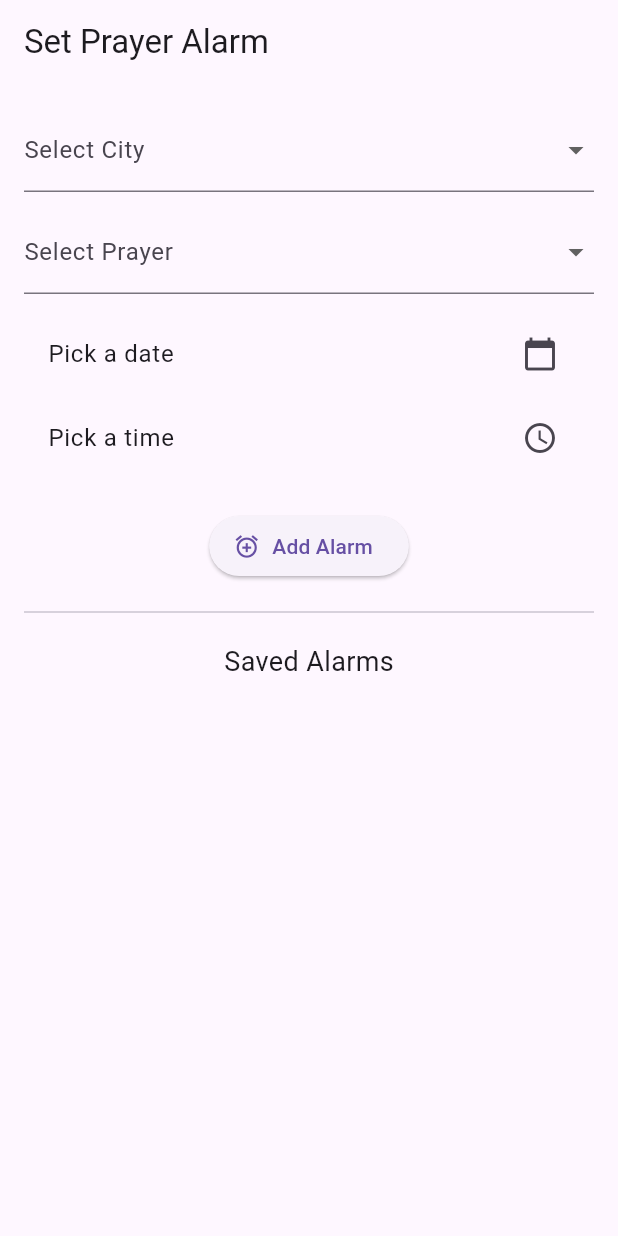
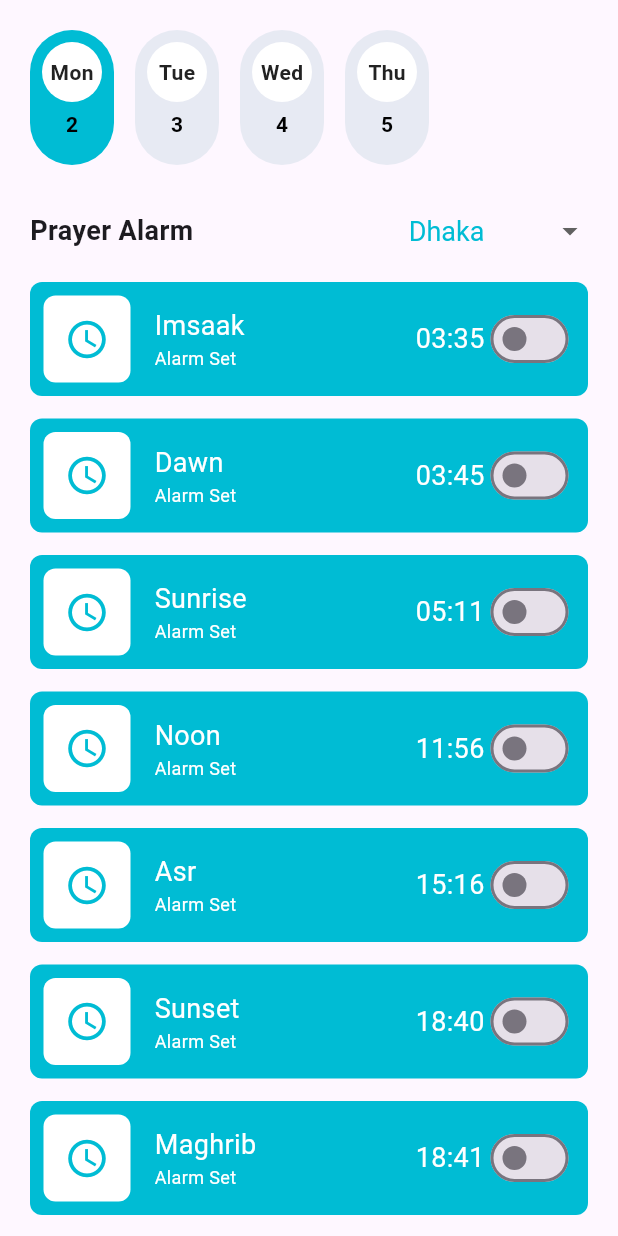
Before and after one commit to alazad214/schedule_alarm_practice, a Flutter app: the screen it shows after launch, on a phone screen of 412 x 824 dp. Run offline on Flutter 3.47's test engine with Material 3 defaults, Android fonts, the phone set to English and light mode, and no system bars; our stand-ins replace csv, flutter_local_notifications, get, permission_handler, sqflite, timezone; missing offline and left inert: alarm; accounts and stored records are empty.

Commit message:
pryaer functionality & design added

```diff
--- a/lib/main.dart
+++ b/lib/main.dart
@@ -1,6 +1,7 @@
 import 'package:alarm/alarm.dart';
-import 'package:alarm_app/features/alarm_screen.dart';
+import 'package:alarm_app/prayer_alarm/views/alarm_screen.dart';
 import 'package:flutter/material.dart';
+import 'package:get/get_navigation/src/root/get_material_app.dart';
 import 'helper/notification_helper.dart';
 
 void main() async {
@@ -16,10 +17,10 @@ class MyApp extends StatelessWidget {
 
   @override
   Widget build(BuildContext context) {
-    return MaterialApp(
+    return GetMaterialApp(
       title: 'Notification App',
       debugShowCheckedModeBanner: false,
-      home: AlarmScreen(),
+      home: PrayerAlarmScreen(),
     );
   }
 }
--- /dev/null
+++ b/lib/prayer_alarm/model/prayer_time_model.dart
@@ -0,0 +1,61 @@
+class PrayerTimeModel {
+  final String city;
+  final String date;
+  final String day;
+  final Map<String, String> times;
+
+  PrayerTimeModel({
+    required this.city,
+    required this.date,
+    required this.day,
+    required this.times,
+  });
+
+  factory PrayerTimeModel.fromList(List<dynamic> row) {
+    return PrayerTimeModel(
+      city: row[0],
+      date: row[1],
+      day: row[2],
+      times: {
+        'Imsaak': row[3],
+        'Dawn': row[4],
+        'Sunrise': row[5],
+        'Noon': row[6],
+        'Asr': row[7],
+        'Sunset': row[8],
+        'Maghrib': row[9],
+        'Midnight': row[10],
+      },
+    );
+  }
+}
+
+class AlarmModel {
+  final String city;
+  final String date;
+  final String prayerName;
+  final bool isEnabled;
+
+  AlarmModel({
+    required this.city,
+    required this.date,
+    required this.prayerName,
+    required this.isEnabled,
+  });
+
+  Map<String, dynamic> toMap() => {
+    'city': city,
+    'date': date,
+    'prayerName': prayerName,
+    'isEnabled': isEnabled ? 1 : 0,
+  };
+
+  factory AlarmModel.fromMap(Map<String, dynamic> map) {
+    return AlarmModel(
+      city: map['city'],
+      date: map['date'],
+      prayerName: map['prayerName'],
+      isEnabled: map['isEnabled'] == 1,
+    );
+  }
+}
--- /dev/null
+++ b/lib/prayer_alarm/views/alarm_screen.dart
@@ -0,0 +1,184 @@
+import 'dart:io';
+import 'package:alarm/alarm.dart';
+import 'package:alarm/model/volume_settings.dart';
+import 'package:alarm_app/prayer_alarm/widgets/seven_days_widget.dart';
+import 'package:flutter/material.dart';
+
+import 'package:get/get.dart';
+import '../controller/prayer_time_controller.dart';
+import '../widgets/city_dropdown.dart';
+import '../widgets/prayer_time_card.dart';
+
+class PrayerAlarmScreen extends StatefulWidget {
+  const PrayerAlarmScreen({super.key});
+
+  @override
+  State<PrayerAlarmScreen> createState() => _PrayerAlarmScreenState();
+}
+
+class _PrayerAlarmScreenState extends State<PrayerAlarmScreen> {
+  final controller = Get.put(PrayerTimeController());
+  int generateAlarmId(String city, String date, String prayerName) {
+    return (city + date + prayerName).hashCode;
+  }
+
+  DateTime parsePrayerTime(String time, DateTime date) {
+    final parts = time.split(':');
+    final hour = int.parse(parts[0]);
+    final minute = int.parse(parts[1]);
+    return DateTime(date.year, date.month, date.day, hour, minute);
+  }
+
+  @override
+  Widget build(BuildContext context) {
+    return Scaffold(
+      body: SafeArea(
+        child: SingleChildScrollView(
+          padding: const EdgeInsets.all(20),
+          child: Obx(
+            () => Column(
+              crossAxisAlignment: CrossAxisAlignment.start,
+              children: [
+                if (controller.availableDates.isNotEmpty)
+                  SevenDaySelector(
+                    dates:
+                        controller.availableDates
+                            .map((d) => "${d.day}")
+                            .toList(),
+                    days:
+                        controller.availableDates
+                            .map(
+                              (d) =>
+                                  [
+                                    'Sun',
+                                    'Mon',
+                                    'Tue',
+                                    'Wed',
+                                    'Thu',
+                                    'Fri',
+                                    'Sat',
+                                  ][d.weekday % 7],
+                            )
+                            .toList(),
+                    selectedIndex: controller.selectedDays.value,
+                    onDateSelected: controller.onDateSelected,
+                    selectedContainerColor: Colors.cyan,
+                    unselectedContainerColor: const Color(0x19187488),
+                    selectedTextColor: Colors.black,
+                    unselectedTextColor: Colors.black,
+                  ),
+                const SizedBox(height: 20),
+                if (controller.availableCities.isNotEmpty)
+                  CityDropdown(
+                    title: "Prayer Alarm",
+                    cities: controller.availableCities,
+                    selectedCity: controller.selectedCity.value,
+                    selectedTextColor: Colors.cyan,
+                    defaultTextColor: Colors.cyan,
+                    onChanged: controller.onCityChanged,
+                  ),
+                const SizedBox(height: 10),
+                if (controller.currentPrayerTime.value != null)
+                  Column(
+                    children:
+                        controller.currentPrayerTime.value!.times.entries.map((
+                          entry,
+                        ) {
+                          final prayerName = entry.key;
+                          final prayerTime = entry.value;
+                          final selectedDate =
+                              controller.availableDates[controller
+                                  .selectedDays
+                                  .value];
+                          final dateStr =
+                              "${selectedDate.year}-${selectedDate.month.toString().padLeft(2, '0')}-${selectedDate.day.toString().padLeft(2, '0')}";
+
+                          return FutureBuilder<bool>(
+                            future: controller.isAlarmEnabled(
+                              controller.selectedCity.value,
+                              dateStr,
+                              prayerName,
+                            ),
+                            builder: (context, snapshot) {
+                              if (!snapshot.hasData) {
+                                return const CircularProgressIndicator();
+                              }
+                              final isEnabled = snapshot.data ?? false;
+
+                              return buildPrayerTimeWidget(
+                                name: prayerName,
+                                time: prayerTime,
+                                icon: Icons.access_time,
+                                switchWidget: Switch(
+                                  value: isEnabled,
+                                  onChanged: (val) async {
+                                    await controller.setAlarmState(
+                                      controller.selectedCity.value,
+                                      dateStr,
+                                      prayerName,
+                                      val,
+                                    );
+                                    if (val) {
+                                      final alarmTime = parsePrayerTime(
+                                        prayerTime,
+                                        selectedDate,
+                                      );
+                                      await Alarm.set(
+                                        alarmSettings: AlarmSettings(
+                                          id: generateAlarmId(
+                                            controller.selectedCity.value,
+                                            dateStr,
+                                            prayerName,
+                                          ),
+                                          dateTime: alarmTime,
+                                          assetAudioPath:
+                                              'assets/audio/alarm.mp3',
+                                          loopAudio: false,
+                                          vibrate: true,
+                                          warningNotificationOnKill:
+                                              Platform.isIOS,
+                                          androidFullScreenIntent: true,
+                                          volumeSettings: VolumeSettings.fade(
+                                            volume: 0.8,
+                                            fadeDuration: const Duration(
+                                              seconds: 5,
+                                            ),
+                                            volumeEnforced: true,
+                                          ),
+                                          notificationSettings:
+                                              NotificationSettings(
+                                                title: 'Alarm for $prayerName',
+                                                body:
+                                                    'It\'s time for $prayerName in ${controller.selectedCity.value}',
+                                                stopButton: 'Stop',
+                                                icon: 'notification_icon',
+                                              ),
+                                        ),
+                                      );
+                                      setState(() {});
+                                    } else {
+                                      await Alarm.stop(
+                                        generateAlarmId(
+                                          controller.selectedCity.value,
+                                          dateStr,
+                                          prayerName,
+                                        ),
+                                      );
+                                    }
+                                  },
+                                ),
+                              );
+                            },
+                          );
+                        }).toList(),
+                  )
+                else
+                  const Text("No data available"),
+              ],
+            ),
+          ),
+        ),
+      ),
+    );
+  }
+}
--- /dev/null
+++ b/lib/prayer_alarm/widgets/city_dropdown.dart
@@ -0,0 +1,58 @@
+import 'package:flutter/material.dart';
+
+class CityDropdown extends StatelessWidget {
+  final String title;
+  final List<String> cities;
+  final String selectedCity;
+  final ValueChanged<String?> onChanged;
+  final Color selectedTextColor;
+  final Color defaultTextColor;
+  final double fontSize;
+
+  const CityDropdown({
+    super.key,
+    required this.title,
+    required this.cities,
+    required this.selectedCity,
+    required this.onChanged,
+    this.selectedTextColor = Colors.blue,
+    this.defaultTextColor = Colors.black,
+    this.fontSize = 18,
+  });
+
+  @override
+  Widget build(BuildContext context) {
+    return Row(
+      children: [
+        Expanded(
+          child: Text(
+            title,
+            overflow: TextOverflow.ellipsis,
+            style: TextStyle(fontSize: fontSize, fontWeight: FontWeight.w600),
+          ),
+        ),
+        DropdownButton<String>(
+          value: selectedCity,
+          underline: const SizedBox(),
+          borderRadius: BorderRadius.circular(8),
+          style: TextStyle(fontSize: fontSize),
+          items:
+              cities.map((String city) {
+                final isSelected = city == selectedCity;
+                return DropdownMenuItem<String>(
+                  value: city,
+                  child: Text(
+                    city,
+                    style: TextStyle(
+                      color: isSelected ? selectedTextColor : defaultTextColor,
+                      fontSize: fontSize,
+                    ),
+                  ),
+                );
+              }).toList(),
+          onChanged: onChanged,
+        ),
+      ],
+    );
+  }
+}
--- /dev/null
+++ b/lib/prayer_alarm/widgets/prayer_time_card.dart
@@ -0,0 +1,90 @@
+import 'package:flutter/material.dart';
+
+Container buildPrayerTimeWidget({
+  required name,
+  required time,
+  required icon,
+  required Widget switchWidget,
+}) {
+  return Container(
+    width: double.infinity,
+    height: 76,
+    margin: EdgeInsets.only(bottom: 15),
+    padding: const EdgeInsets.all(9),
+    decoration: BoxDecoration(
+      color: Colors.cyan,
+
+      borderRadius: BorderRadius.circular(8),
+    ),
+    child: Column(
+      mainAxisAlignment: MainAxisAlignment.start,
+      crossAxisAlignment: CrossAxisAlignment.start,
+      children: [
+        SizedBox(
+          width: double.infinity,
+          child: Row(
+            mainAxisAlignment: MainAxisAlignment.spaceBetween,
+            crossAxisAlignment: CrossAxisAlignment.center,
+            children: [
+              Row(
+                mainAxisAlignment: MainAxisAlignment.start,
+                crossAxisAlignment: CrossAxisAlignment.center,
+                spacing: 16,
+                children: [
+                  Container(
+                    width: 58,
+                    height: 58,
+                    padding: const EdgeInsets.all(9),
+                    decoration: BoxDecoration(
+                      color: Colors.white,
+                      borderRadius: BorderRadius.circular(8),
+                    ),
+                    child: Icon(icon, size: 30, color: Colors.cyan),
+                  ),
+                  Column(
+                    crossAxisAlignment: CrossAxisAlignment.start,
+                    children: [
+                      Text(
+                        name ?? 'N/A',
+                        textAlign: TextAlign.center,
+                        overflow: TextOverflow.ellipsis,
+                        style: TextStyle(
+                          color: Colors.white,
+
+                          fontSize: 18,
+                          fontWeight: FontWeight.w400,
+                        ),
+                      ),
+                      Text(
+                        "Alarm Set",
+                        overflow: TextOverflow.ellipsis,
+                        style: TextStyle(
+                          fontSize: 12,
+                          color: Colors.white,
+
+                          fontWeight: FontWeight.w400,
+                        ),
+                      ),
+                    ],
+                  ),
+                ],
+              ),
+              Spacer(),
+              Text(
+                "$time",
+                textAlign: TextAlign.center,
+                overflow: TextOverflow.ellipsis,
+                style: TextStyle(
+                  color: Colors.white,
+                  fontSize: 18,
+                  fontWeight: FontWeight.w400,
+                ),
+              ),
+              switchWidget,
+            ],
+          ),
+        ),
+      ],
+    ),
+  );
+}
--- /dev/null
+++ b/lib/prayer_alarm/widgets/seven_days_widget.dart
@@ -0,0 +1,91 @@
+import 'package:flutter/material.dart';
+
+class SevenDaySelector extends StatelessWidget {
+  final List<String> dates;
+  final List<String> days;
+  final int selectedIndex;
+  final ValueChanged<int> onDateSelected;
+  final Color selectedContainerColor;
+  final Color unselectedContainerColor;
+  final Color selectedTextColor;
+  final Color unselectedTextColor;
+
+  const SevenDaySelector({
+    super.key,
+    required this.dates,
+    required this.selectedIndex,
+    required this.onDateSelected,
+    this.selectedContainerColor = Colors.blue,
+    this.unselectedContainerColor = const Color(0x19187488),
+    this.selectedTextColor = Colors.white,
+    this.unselectedTextColor = Colors.black,
+    required this.days,
+  });
+
+  @override
+  Widget build(BuildContext context) {
+    return SizedBox(
+      height: 90,
+      child: ListView.builder(
+        itemCount: dates.length,
+        scrollDirection: Axis.horizontal,
+        itemBuilder: (_, index) {
+          final date = dates[index];
+          final isSelected = selectedIndex == index;
+
+          return Padding(
+            padding: const EdgeInsets.only(right: 14),
+            child: GestureDetector(
+              onTap: () => onDateSelected(index),
+              child: Container(
+                padding: const EdgeInsets.all(8),
+                decoration: BoxDecoration(
+                  color:
+                      isSelected
+                          ? selectedContainerColor
+                          : unselectedContainerColor,
+                  borderRadius: BorderRadius.circular(60),
+                ),
+                child: Column(
+                  children: [
+                    Container(
+                      width: 40,
+                      height: 40,
+                      clipBehavior: Clip.antiAlias,
+                      decoration: BoxDecoration(
+                        color: Colors.white,
+                        borderRadius: BorderRadius.circular(20),
+                      ),
+                      child: Center(
+                        child: Text(
+                          days[index],
+                          style: const TextStyle(
+                            fontSize: 14,
+                            fontWeight: FontWeight.w700,
+                            color: Color(0xFF222222),
+                          ),
+                        ),
+                      ),
+                    ),
+                    const SizedBox(height: 5),
+                    Text(
+                      date.split('asd').last,
+                      style: TextStyle(
+                        fontSize: 14,
+                        fontWeight: FontWeight.w600,
+                        color:
+                            isSelected
+                                ? selectedTextColor
+                                : unselectedTextColor,
+                      ),
+                    ),
+                  ],
+                ),
+              ),
+            ),
+          );
+        },
+      ),
+    );
+  }
+}
--- a/pubspec.yaml
+++ b/pubspec.yaml
@@ -41,6 +41,8 @@ dependencies:
   alarm: ^5.1.1
   sqflite: ^2.4.2
   path: ^1.9.1
+  get: ^4.7.2
+  csv: ^6.0.0
 
 dev_dependencies:
   flutter_test:
@@ -67,6 +69,7 @@ flutter:
   # To add assets to your application, add an assets section, like this:
   assets:
     - assets/alarm.mp3
+    - assets/csv/
   #   - images/a_dot_ham.jpeg
 
   # An image asset can refer to one or more resolution-specific "variants", see
```
Also changed, not shown: assets/csv/myfile.csv (added, +14 -0 lines), assets/csv/prayer_data.csv (added, +17 -0 lines), lib/prayer_alarm/controller/prayer_time_controller.dart (added, +116 -0 lines), lib/prayer_alarm/services/alarm_db_helper.dart (added, +67 -0 lines), pubspec.lock.
